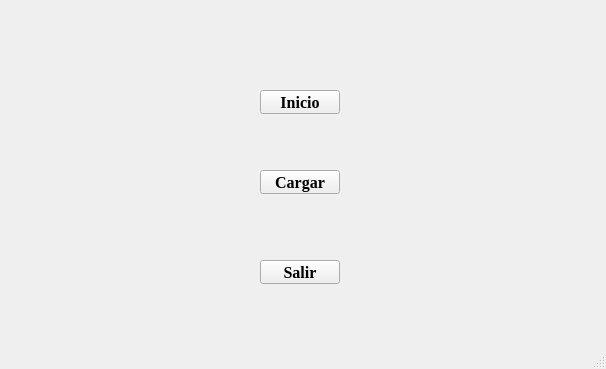
First picture: the form in aegtdahrpg.ui, repository Breixosepi/AEGTDAH-RPG, before the edit.
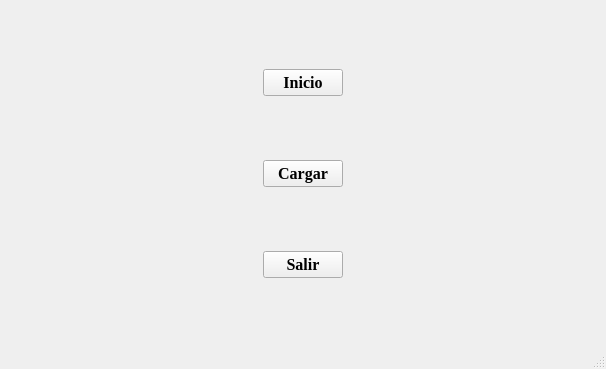
Second picture: the form after the edit.

Commit message: Full screen

Patch:
```diff
--- a/aegtdahrpg.ui
+++ b/aegtdahrpg.ui
@@ -26,14 +26,14 @@
    <string>aegtdahrpg</string>
   </property>
   <widget class="QWidget" name="centralWidget">
+   <layout class="QGridLayout" name="gridLayout">
+    <item row="0" column="0">
    <widget class="QPushButton" name="beginBtn">
-    <property name="geometry">
-     <rect>
-      <x>260</x>
-      <y>90</y>
-      <width>80</width>
-      <height>24</height>
-     </rect>
+      <property name="sizePolicy">
+       <sizepolicy hsizetype="Fixed" vsizetype="Fixed">
+        <horstretch>0</horstretch>
+        <verstretch>0</verstretch>
+       </sizepolicy>
     </property>
     <property name="font">
      <font>
@@ -49,14 +49,14 @@
      <string>Inicio</string>
     </property>
    </widget>
+    </item>
+    <item row="1" column="0">
    <widget class="QPushButton" name="loadBtn">
-    <property name="geometry">
-     <rect>
-      <x>260</x>
-      <y>170</y>
-      <width>80</width>
-      <height>24</height>
-     </rect>
+      <property name="sizePolicy">
+       <sizepolicy hsizetype="Fixed" vsizetype="Fixed">
+        <horstretch>0</horstretch>
+        <verstretch>0</verstretch>
+       </sizepolicy>
     </property>
     <property name="font">
      <font>
@@ -72,15 +72,9 @@
      <string>Cargar</string>
     </property>
    </widget>
+    </item>
+    <item row="2" column="0">
    <widget class="QPushButton" name="exitBtn">
-    <property name="geometry">
-     <rect>
-      <x>260</x>
-      <y>260</y>
-      <width>80</width>
-      <height>24</height>
-     </rect>
-    </property>
     <property name="font">
      <font>
       <family>Times New Roman</family>
@@ -95,6 +89,8 @@
      <string>Salir</string>
     </property>
    </widget>
+    </item>
+   </layout>
   </widget>
   <widget class="QStatusBar" name="statusBar"/>
  </widget>
```
Left out of the diff: 3 changed lines with no effect on the pictures. Lines whose indentation alone changed are shown as unchanged. The commit also changes 6 other files.
